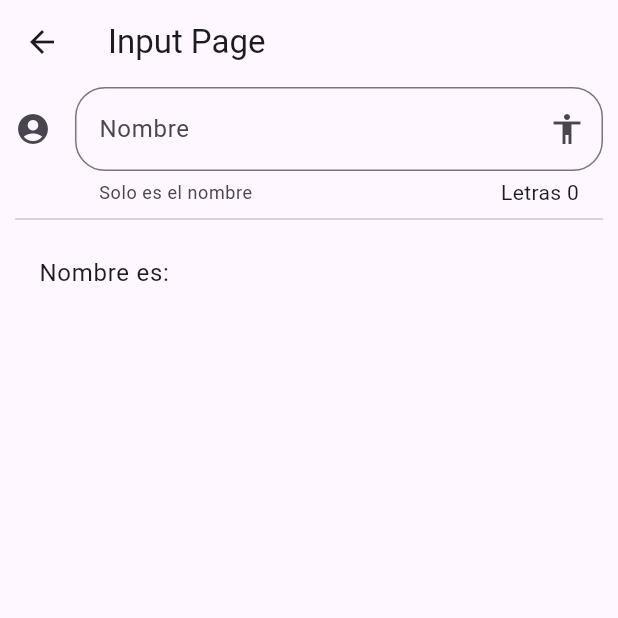
After one commit to HoopStar23/seminario-1, a Flutter app: the InputPage screen opened by its route, on a phone screen of 412 x 824 dp, the top half of it. The commit adds this screen. Run offline on Flutter 3.47's test engine with Material 3 defaults, Android fonts, the phone set to English and light mode, and no system bars.

Commit message:
Input Page

```diff
--- a/data/menu_opts.json
+++ b/data/menu_opts.json
@@ -20,6 +20,11 @@
             "ruta" : "animatedContainer",
             "icon" : "donut_large",
             "texto" : "Animated Container"
+        },
+        {
+            "ruta" : "inputs",
+            "icon" : "input",
+            "texto" : "Inputs"
         }
     ]
 }
--- /dev/null
+++ b/lib/input_page.dart
@@ -0,0 +1,47 @@
+import 'package:flutter/material.dart';
+
+class InputPage extends StatefulWidget{
+  @override
+  _InputPageState createState() => _InputPageState();
+}
+
+class _InputPageState extends State<InputPage>{
+  String _nombre = "";
+  @override
+  Widget build(BuildContext context){
+    return Scaffold(
+      appBar: AppBar(
+        title: Text('Input Page'),
+      ),
+      body: ListView(
+        padding: EdgeInsets.symmetric(horizontal: 10, vertical: 2),
+        children: [_crearInput(), Divider(), _crearPersona()],
+      ),
+    );
+  }
+
+  Widget _crearInput(){
+    return TextField(
+      textCapitalization: TextCapitalization.sentences,
+      decoration: InputDecoration(
+        counter: Text('Letras ${_nombre.length}'),
+        hintText: 'Nombre de la persona',
+        labelText: 'Nombre',
+        helperText: 'Solo es el nombre',
+        suffixIcon: Icon(Icons.accessibility),
+        icon: Icon(Icons.account_circle),
+        border: OutlineInputBorder(borderRadius: BorderRadius.circular(20))),
+      onChanged: (value) {
+        setState(() {
+          _nombre = value;
+        });
+      },
+    );
+  }
+
+  Widget _crearPersona(){
+    return ListTile(
+      title: Text('Nombre es: ${_nombre}'),
+    );
+  }
+}
--- a/lib/src/routes/routes.dart
+++ b/lib/src/routes/routes.dart
@@ -4,6 +4,7 @@ import 'package:seminario_1/avatar_page.dart';
 import 'package:seminario_1/home_page.dart';
 import 'package:seminario_1/card_page.dart';
 import 'package:seminario_1/animated_container.dart';
+import 'package:seminario_1/input_page.dart';
 
 Map<String, WidgetBuilder> getApplicationRoutes(){
   return <String, WidgetBuilder>{
@@ -12,5 +13,6 @@ Map<String, WidgetBuilder> getApplicationRoutes(){
     'avatar':(BuildContext context) => AvatarPage(),
     'card':(BuildContext context) => CardPage(),
     'animatedContainer':(BuildContext context) => AnimatedContainerPage(),
+    'inputs':(BuildContext context) => InputPage(),
   };
 }
--- a/lib/src/utils/icono_string_util.dart
+++ b/lib/src/utils/icono_string_util.dart
@@ -4,7 +4,8 @@ final _icons = <String, IconData>{
   'add_alert': Icons.add_alert,
   'accessibility': Icons.accessibility,
   'folder_open': Icons.folder_open,
-  'donut_large': Icons.donut_large
+  'donut_large': Icons.donut_large,
+  'input': Icons.input,
 };
 
 Icon getIcon(String nombre){
```
